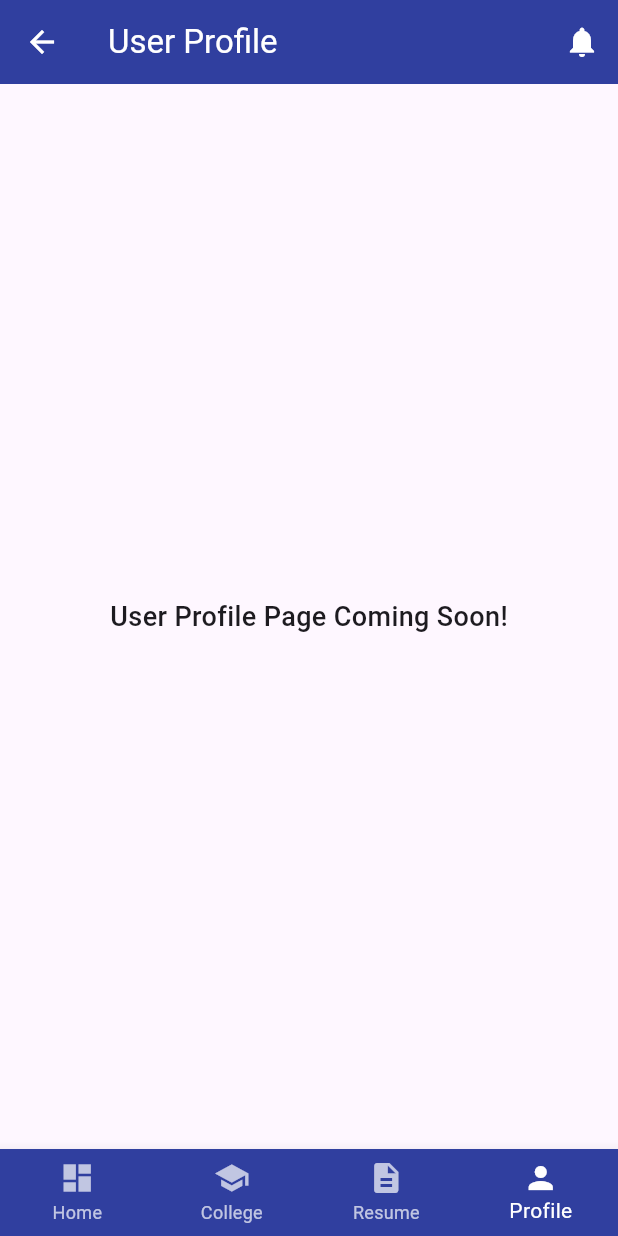
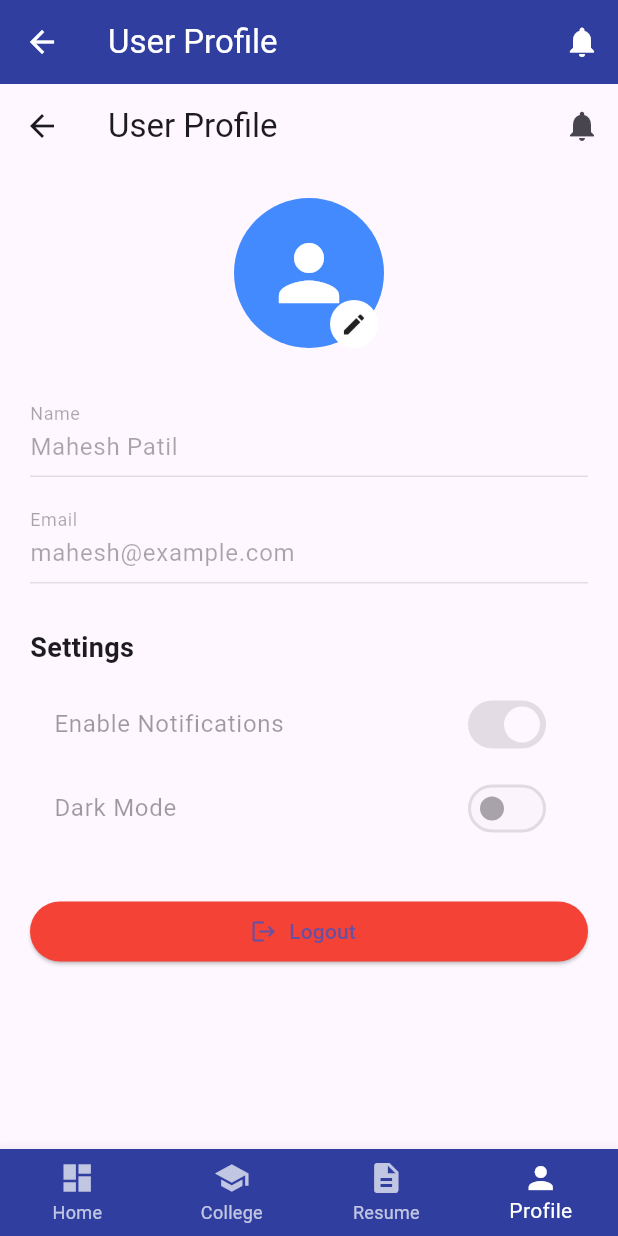
Before and after one commit to maheshpatil369/Edux_app, a Flutter app: the MainDashboard screen opened by its route, item 4 of the bottom bar chosen, on a phone screen of 412 x 824 dp. Run offline on Flutter 3.47's test engine with Material 3 defaults, Android fonts, the phone set to English and light mode, and no system bars.

```diff
--- a/lib/screen/core/main_dashboard.dart
+++ b/lib/screen/core/main_dashboard.dart
@@ -23,23 +23,21 @@ class _MainDashboardState extends State<MainDashboard> {
     'User Profile',
   ];
 
-  final List<Widget> _pages = [];
+  late final List<Widget> _pages;
 
   @override
   void initState() {
     super.initState();
-    _pages.addAll([
+    _pages = [
       DashboardContent(onTabSwitch: _onTabSelected),
       const CollegeListViewPage(),
       const ResumeBuilderPage(),
       const UserProfilePage(),
-    ]);
+    ];
   }
 
   void _onTabSelected(int index) {
-    setState(() {
-      _selectedIndex = index;
-    });
+    setState(() => _selectedIndex = index);
   }
 
   @override
@@ -58,6 +56,7 @@ class _MainDashboardState extends State<MainDashboard> {
   }
 }
 
+// 🔽 Dashboard with buttons
 class DashboardContent extends StatelessWidget {
   final Function(int) onTabSwitch;
 
@@ -85,10 +84,10 @@ class DashboardContent extends StatelessWidget {
 
           sectionTitle("College Shortlisting"),
           dashboardButton(context, '/college_filter', "Filter Colleges", buttonStyle),
-          dashboardButton(context, '', "View College List", buttonStyle, tabIndex: 1),
+          dashboardButton(context, null, "View College List", buttonStyle, tabIndex: 1),
 
           sectionTitle("Resume & SOP Tools"),
-          dashboardButton(context, '', "Build Resume", buttonStyle, tabIndex: 2),
+          dashboardButton(context, null, "Build Resume", buttonStyle, tabIndex: 2),
           dashboardButton(context, '/ats_preview', "ATS Preview", buttonStyle),
           dashboardButton(context, '/template_selector', "Select Template", buttonStyle),
           dashboardButton(context, '/sop_editor', "Edit SOP", buttonStyle),
@@ -114,7 +113,7 @@ class DashboardContent extends StatelessWidget {
 
           sectionTitle("Notifications & Settings"),
           dashboardButton(context, '/notifications', "Notification Center", buttonStyle),
-          dashboardButton(context, '', "User Profile", buttonStyle, tabIndex: 3),
+          dashboardButton(context, null, "User Profile", buttonStyle, tabIndex: 3),
           dashboardButton(context, '/settings', "Settings", buttonStyle),
         ],
       ),
@@ -135,9 +134,9 @@ class DashboardContent extends StatelessWidget {
       child: ElevatedButton(
         onPressed: () {
           if (tabIndex != null) {
-            onTabSwitch(tabIndex);
-          } else {
-            Navigator.pushNamed(context, route!);
+            onTabSwitch(tabIndex); // 👈 Switch tab
+          } else if (route != null) {
+            Navigator.pushNamed(context, route); // 👈 Navigate to new route
           }
         },
         style: style,
--- a/lib/screen/notifications/user_profile_page.dart
+++ b/lib/screen/notifications/user_profile_page.dart
@@ -1,14 +1,109 @@
 import 'package:flutter/material.dart';
 
-class UserProfilePage extends StatelessWidget {
+class UserProfilePage extends StatefulWidget {
   const UserProfilePage({super.key});
 
   @override
+  State<UserProfilePage> createState() => _UserProfilePageState();
+}
+
+class _UserProfilePageState extends State<UserProfilePage> {
+  bool isEditing = false;
+
+  final nameController = TextEditingController(text: "Mahesh Patil");
+  final emailController = TextEditingController(text: "mahesh@example.com");
+
+  bool notificationsEnabled = true;
+  bool darkModeEnabled = false;
+
+  @override
   Widget build(BuildContext context) {
-    return const Center(
-      child: Text(
-        "User Profile Page Coming Soon!",
-        style: TextStyle(fontSize: 18, fontWeight: FontWeight.w500),
+    return Scaffold(
+      appBar: AppBar(
+        title: const Text("User Profile"),
+        actions: [
+          IconButton(
+            icon: const Icon(Icons.notifications),
+            onPressed: () {
+              Navigator.pushNamed(context, '/notifications');
+            },
+          ),
+        ],
+      ),
+      body: Padding(
+        padding: const EdgeInsets.all(20),
+        child: ListView(
+          children: [
+            Center(
+              child: Stack(
+                alignment: Alignment.bottomRight,
+                children: [
+                  const CircleAvatar(
+                    radius: 50,
+                    backgroundColor: Colors.blueAccent,
+                    child: Icon(Icons.person, size: 60, color: Colors.white),
+                  ),
+                  Positioned(
+                    bottom: 0,
+                    right: 4,
+                    child: GestureDetector(
+                      onTap: () {
+                        setState(() {
+                          isEditing = !isEditing;
+                        });
+                      },
+                      child: CircleAvatar(
+                        backgroundColor: Colors.white,
+                        radius: 16,
+                        child: Icon(
+                          isEditing ? Icons.check : Icons.edit,
+                          size: 18,
+                          color: Colors.black87,
+                        ),
+                      ),
+                    ),
+                  )
+                ],
+              ),
+            ),
+            const SizedBox(height: 30),
+            TextField(
+              controller: nameController,
+              enabled: isEditing,
+              decoration: const InputDecoration(labelText: "Name"),
+            ),
+            const SizedBox(height: 15),
+            TextField(
+              controller: emailController,
+              enabled: isEditing,
+              decoration: const InputDecoration(labelText: "Email"),
+            ),
+            const SizedBox(height: 30),
+            const Text("Settings", style: TextStyle(fontSize: 18, fontWeight: FontWeight.bold)),
+            const SizedBox(height: 10),
+            SwitchListTile(
+              title: const Text("Enable Notifications"),
+              value: notificationsEnabled,
+              onChanged: isEditing ? (value) => setState(() => notificationsEnabled = value) : null,
+            ),
+            SwitchListTile(
+              title: const Text("Dark Mode"),
+              value: darkModeEnabled,
+              onChanged: isEditing ? (value) => setState(() => darkModeEnabled = value) : null,
+            ),
+            const SizedBox(height: 30),
+            ElevatedButton.icon(
+              onPressed: () {
+                ScaffoldMessenger.of(context).showSnackBar(
+                  const SnackBar(content: Text("Logged out")),
+                );
+              },
+              icon: const Icon(Icons.logout),
+              label: const Text("Logout"),
+              style: ElevatedButton.styleFrom(backgroundColor: Colors.red),
+            ),
+          ],
+        ),
       ),
     );
   }
```
